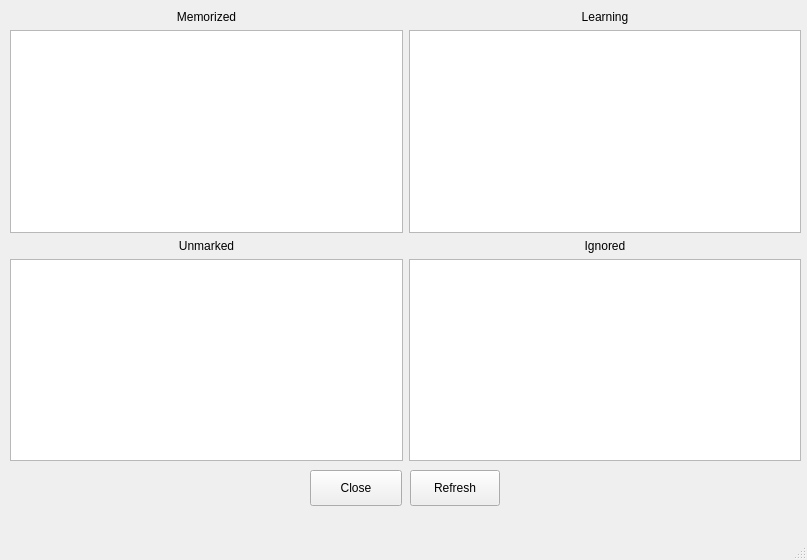
thebirdsbeak/poetry_memorizer, file viewbookshelf.ui: the form before one commit.
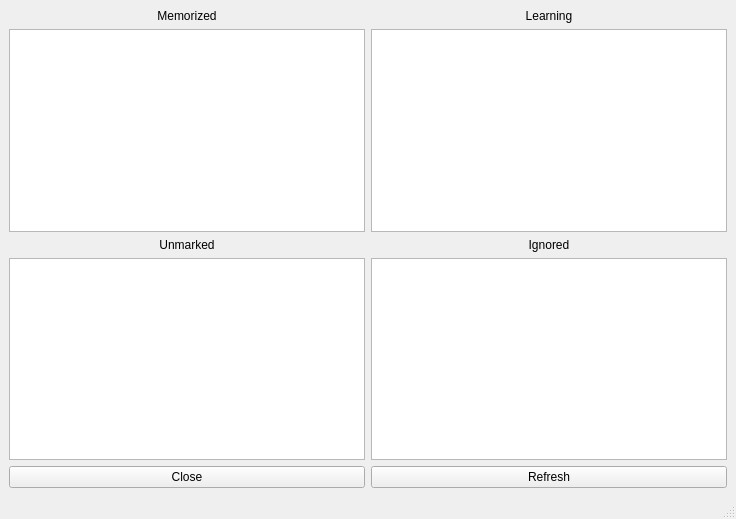
The form after the commit.

Commit message: added resizing to all windows

```diff
--- a/viewbookshelf.ui
+++ b/viewbookshelf.ui
@@ -6,23 +6,16 @@
    <rect>
     <x>0</x>
     <y>0</y>
-    <width>807</width>
-    <height>560</height>
+    <width>736</width>
+    <height>519</height>
    </rect>
   </property>
   <property name="windowTitle">
    <string>Bookshelf</string>
   </property>
   <widget class="QWidget" name="centralwidget">
-   <widget class="QWidget" name="gridLayoutWidget">
-    <property name="geometry">
-     <rect>
-      <x>10</x>
-      <y>10</y>
-      <width>791</width>
-      <height>451</height>
-     </rect>
-    </property>
+   <layout class="QGridLayout" name="gridLayout_2">
+    <item row="0" column="0" colspan="2">
     <layout class="QGridLayout" name="gridLayout">
      <item row="0" column="1">
       <widget class="QLabel" name="learningLabel">
@@ -80,33 +73,22 @@
       <layout class="QHBoxLayout" name="horizontalLayout_4"/>
      </item>
     </layout>
-   </widget>
+    </item>
+    <item row="1" column="0">
    <widget class="QPushButton" name="closeButton">
-    <property name="geometry">
-     <rect>
-      <x>310</x>
-      <y>470</y>
-      <width>92</width>
-      <height>36</height>
-     </rect>
-    </property>
     <property name="text">
      <string>Close</string>
     </property>
    </widget>
+    </item>
+    <item row="1" column="1">
    <widget class="QPushButton" name="refreshButton">
-    <property name="geometry">
-     <rect>
-      <x>410</x>
-      <y>470</y>
-      <width>90</width>
-      <height>36</height>
-     </rect>
-    </property>
     <property name="text">
      <string>Refresh</string>
     </property>
    </widget>
+    </item>
+   </layout>
    <zorder>closeButton</zorder>
    <zorder>gridLayoutWidget</zorder>
    <zorder>refreshButton</zorder>
```
Left out of the diff: 4 changed lines with no effect on the pictures. Lines whose indentation alone changed are shown as unchanged. The commit also changes 7 other files.
